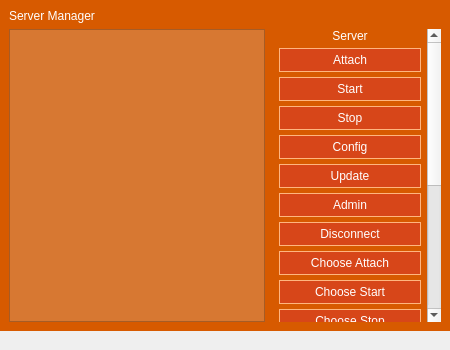
Qt form src/servermgr/frmServerManager.ui (Syping/servermgr) before a commit.
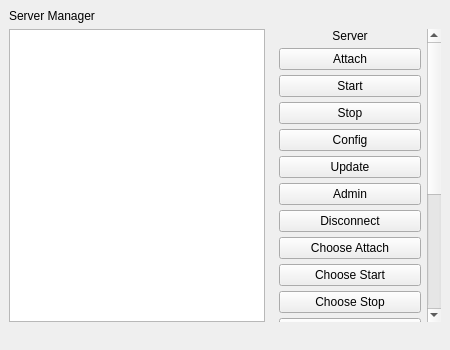
The same form after that commit. The open tabs and pages were chosen to show the change. Icons and pictures are not drawn. Custom widgets are drawn as their Qt base class.

Commit message: first part of style sheet system change

Patch:
```diff
--- a/src/servermgr/frmServerManager.ui
+++ b/src/servermgr/frmServerManager.ui
@@ -256,82 +256,7 @@
       </widget>
       <widget class="QWidget" name="pServerManager">
        <property name="styleSheet">
-        <string notr="true">QWidget#pServerManager{
-	background-color: rgb(215, 90, 0);
-	color: rgb(255, 255, 255);
-	selection-background-color: rgb(255, 255, 255);
-	selection-color: rgb(215, 90, 0);
-}
-QWidget#sawcRight{
-	background-color: rgb(215, 90, 0);
-	color: rgb(255, 255, 255);
-	selection-background-color: rgb(255, 255, 255);
-	selection-color: rgb(215, 90, 0);
-}
-QCheckBox{
-	background-color: rgb(215, 90, 0);
-	color: rgb(255, 255, 255);
-	selection-background-color: rgb(255, 255, 255);
-	selection-color: rgb(215, 90, 0);
-}
-QFrame{
-	background-color: rgb(215, 90, 0);
-	color: rgb(255, 255, 255);
-	selection-background-color: rgb(255, 255, 255);
-	selection-color: rgb(215, 90, 0);
-}
-QListWidget{
-	background-color: rgb(215, 120, 50);
-	color: rgb(255, 255, 255);
-	selection-background-color: rgb(255, 255, 255);
-	selection-color: rgb(215, 90, 0);
-	border-color: rgb(166, 92, 38);
-	border-style: solid;
-	border-width: 1px;
-}
-QListWidget::item{
-	background-color: rgb(215, 120, 50);
-	color: rgb(255, 255, 255);
-}
-QListWidget::item:hover{
-	background-color: rgb(234, 187, 152);
-}
-QListWidget::item:selected{
-	background-color: rgb(255, 255, 255);
-	color: rgb(215, 90, 0);
-}
-QPushButton{
-	border-style: ridge;
-	background-color: rgb(215, 70, 25); 
-	color: rgb(255, 255, 255);
-	border-width: 1px;
-	border-radius: 0px;
-	border-color: rgb(215, 120, 50);
-	min-width: 5em;
-	padding: 4px;
-}
-QPushButton:pressed{
-	background-color: rgb(255, 255, 255);
-	color: rgb(215, 70, 25);
-	border-style: inset;
-}
-QPushButton:hover{
-	background-color: rgb(255, 255, 255);
-	color: rgb(215, 70, 25);
-}
-QPushButton:focus{
-	background-color: rgb(218, 86, 45);
-}
-QPushButton:focus:hover{
-	background-color: rgb(255, 255, 255);
-	color: rgb(215, 70, 25);
-}
-QPushButton:focus:pressed{
-	background-color: rgb(255, 255, 255);
-	color: rgb(215, 70, 25);
-	border-style: inset;
-}
-</string>
+        <string notr="true"/>
        </property>
        <layout class="QVBoxLayout" name="vlSM">
         <property name="spacing">
@@ -438,7 +363,7 @@
                <property name="geometry">
                 <rect>
                  <x>0</x>
-                 <y>-246</y>
+                 <y>0</y>
                  <width>147</width>
                  <height>535</height>
                 </rect>
```
Left out of the diff: 2 changed lines with no effect on the pictures. The commit also changes 3 other files.
